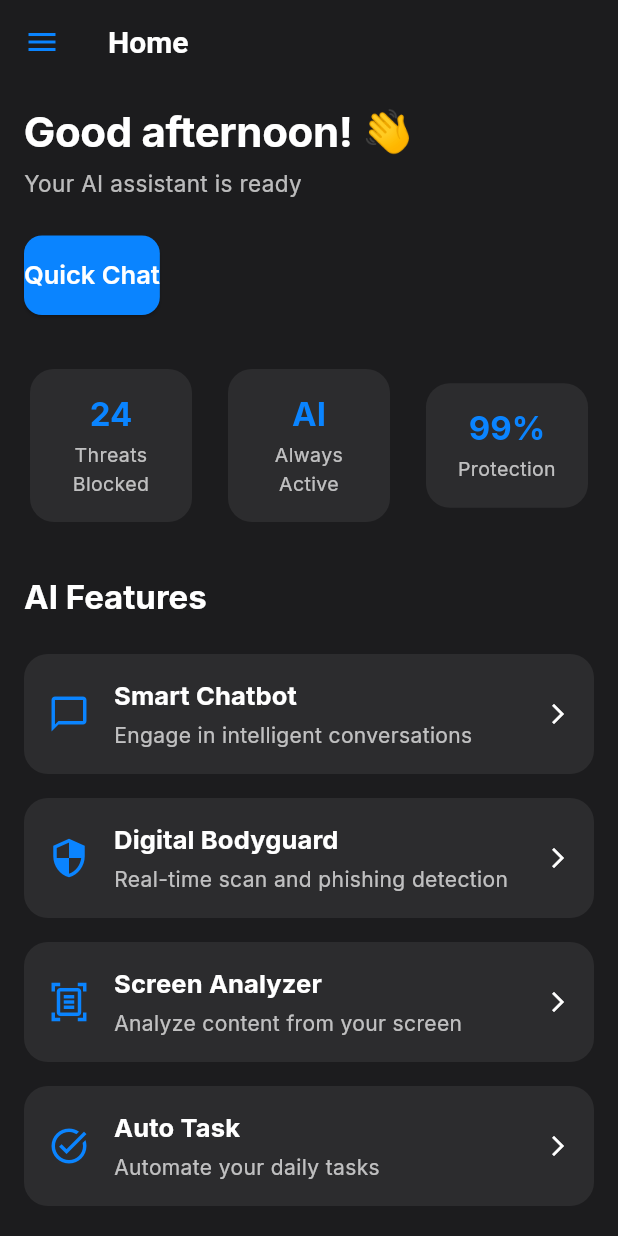
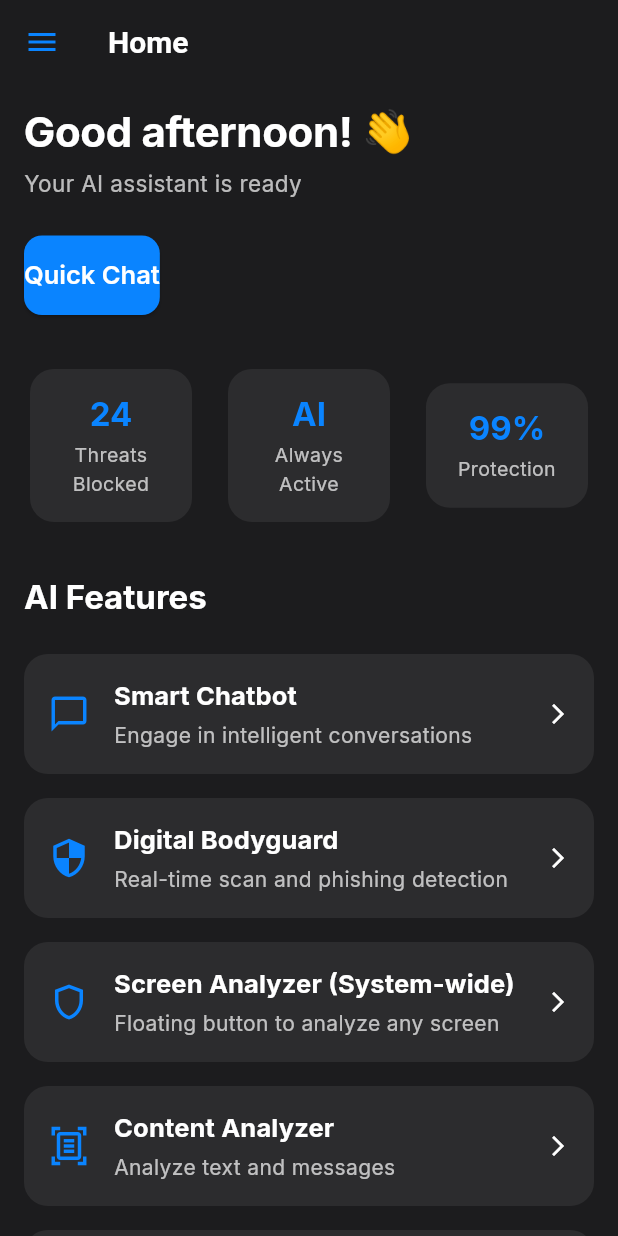
Before and after one commit to streminiai/streminiai, a Flutter app: the screen it shows after launch, on a phone screen of 412 x 824 dp. Run offline on Flutter 3.47's test engine with Material 3 defaults, Android fonts, the phone set to English and light mode, and no system bars; our stand-ins replace google_fonts, image_picker, screenshot; missing offline and left inert: flutter_overlay_window.

Commit message:
Update home_screen.dart

```diff
--- a/lib/screens/home_screen.dart
+++ b/lib/screens/home_screen.dart
@@ -1,4 +1,3 @@
-
 import 'package:flutter/material.dart';
 import 'package:stremniapp/routing/app_router.dart';
 import 'package:stremniapp/widgets/app_drawer.dart';
@@ -23,7 +22,7 @@ class HomeScreen extends StatelessWidget {
             crossAxisAlignment: CrossAxisAlignment.start,
             children: [
               const SizedBox(height: 16),
-              // 2.a) Greeting Section
+              // Greeting Section
               Text('Good afternoon! 👋', style: theme.textTheme.displayLarge?.copyWith(fontSize: 28)),
               const SizedBox(height: 8),
               Text('Your AI assistant is ready', style: theme.textTheme.bodyMedium),
@@ -36,7 +35,7 @@ class HomeScreen extends StatelessWidget {
               ),
               const SizedBox(height: 32),
 
-              // 2.b) Stats Section
+              // Stats Section
               Row(
                 children: const [
                   _StatBlock(value: '24', label: 'Threats Blocked'),
@@ -48,7 +47,7 @@ class HomeScreen extends StatelessWidget {
               ),
               const SizedBox(height: 32),
 
-              // 2.c) AI Features Section
+              // AI Features Section
               Text('AI Features', style: theme.textTheme.titleLarge),
               const SizedBox(height: 16),
               FeatureCard(
@@ -68,9 +67,17 @@ class HomeScreen extends StatelessWidget {
                 },
               ),
               FeatureCard(
+                icon: Icons.shield_outlined,
+                title: 'Screen Analyzer (System-wide)',
+                subtitle: 'Floating button to analyze any screen',
+                onTap: () {
+                  Navigator.pushNamed(context, AppRouter.systemOverlay);
+                },
+              ),
+              FeatureCard(
                 icon: Icons.document_scanner_outlined,
-                title: 'Screen Analyzer',
-                subtitle: 'Analyze content from your screen',
+                title: 'Content Analyzer',
+                subtitle: 'Analyze text and messages',
                 onTap: () {
                   Navigator.pushNamed(context, AppRouter.analyzer);
                 },
```
